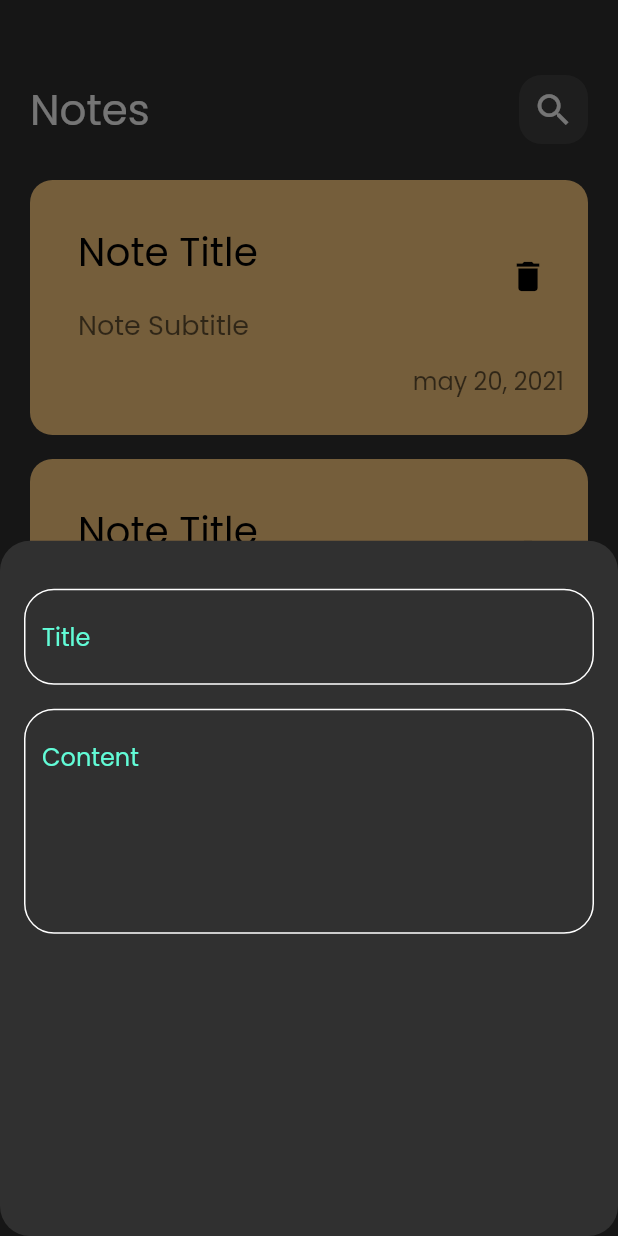
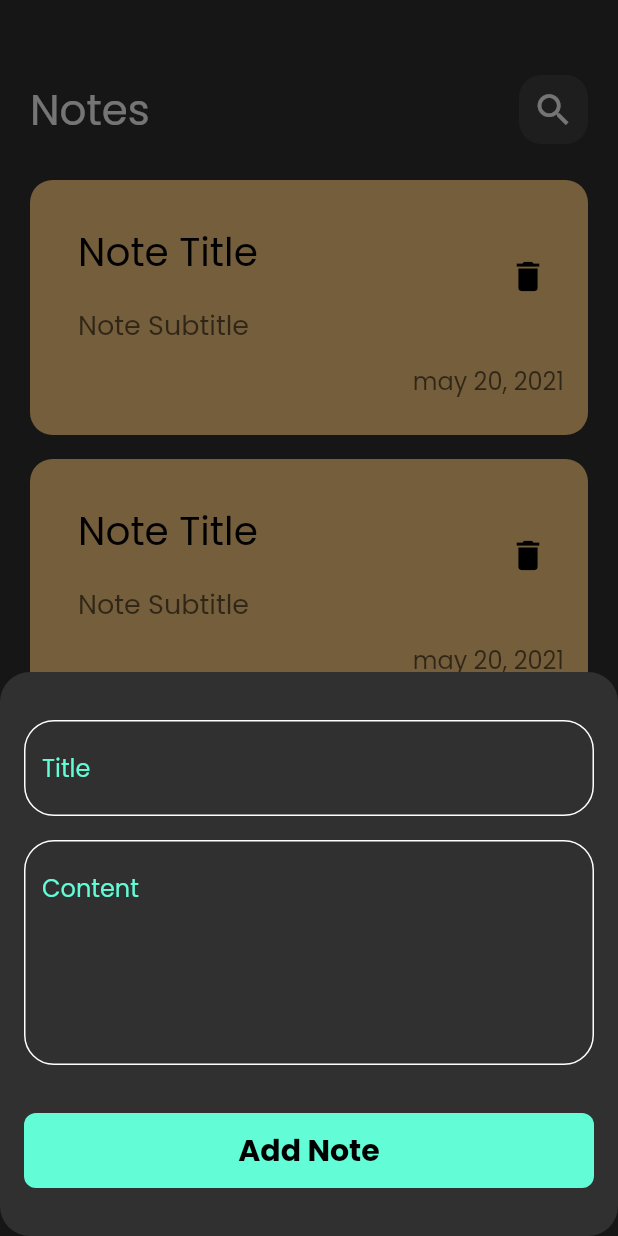
Before and after one commit to Ghattasss/notes_app, a Flutter app: the screen it shows after launch, after a tap on the "add" icon, on a phone screen of 412 x 824 dp. Run offline on Flutter 3.47's test engine with Material 2 defaults, Android fonts, the phone set to English and light mode, and no system bars; our stand-ins replace google_fonts.

Commit message:
finish notes bottom sheet

```diff
--- a/lib/views/widgets/add_note_sheet.dart
+++ b/lib/views/widgets/add_note_sheet.dart
@@ -1,4 +1,5 @@
 import 'package:flutter/material.dart';
+import 'package:note_app/views/widgets/coustom_boutton.dart';
 import 'package:note_app/views/widgets/coustom_textfield.dart';
 
 class AddNoteBottomSheet extends StatelessWidget {
@@ -8,6 +9,7 @@ class AddNoteBottomSheet extends StatelessWidget {
   Widget build(BuildContext context) {
     return const Padding(
       padding: EdgeInsets.symmetric(horizontal: 16),
+      child: SingleChildScrollView(
         child: Column(
           children: [
             SizedBox(height: 32),
@@ -19,7 +21,13 @@ class AddNoteBottomSheet extends StatelessWidget {
               hintText: 'Content',
               maxLines: 5,
             ),
+            SizedBox(height: 32),
+            CustomButton(
+              text: 'Add Note',
+            ),
+            SizedBox(height: 32),
           ],
+        ),
       ),
     );
   }
--- /dev/null
+++ b/lib/views/widgets/coustom_boutton.dart
@@ -0,0 +1,28 @@
+import 'package:flutter/material.dart';
+import 'package:note_app/constans.dart';
+
+class CustomButton extends StatelessWidget {
+  const CustomButton({super.key, required this.text});
+  final String text;
+  @override
+  Widget build(BuildContext context) {
+    return Container(
+      width: MediaQuery.of(context).size.width,
+      height: 50,
+      decoration: BoxDecoration(
+        color: kprimaryColor,
+        borderRadius: BorderRadius.circular(8),
+      ),
+      child: Center(
+        child: Text(
+          text,
+          style: const TextStyle(
+            color: Colors.black,
+            fontSize: 20,
+            fontWeight: FontWeight.bold,
+          ),
+        ),
+      ),
+    );
+  }
+}
```
Lines whose indentation alone changed are shown as unchanged.
